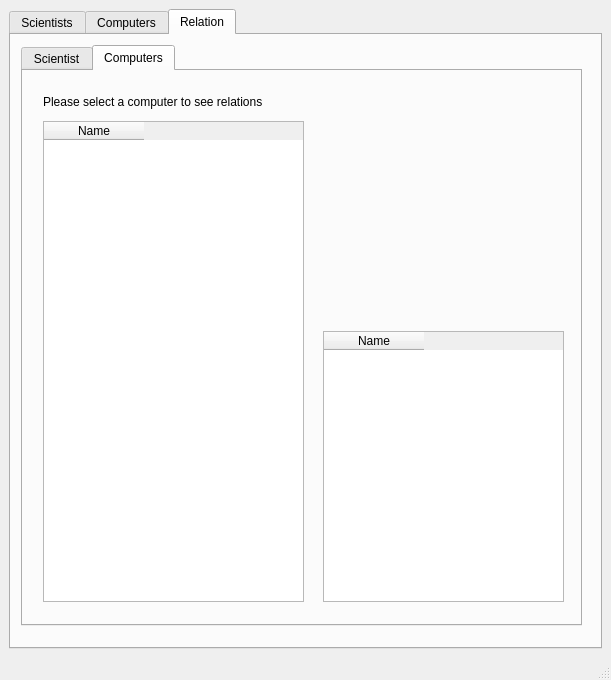
Qt form Verklegt/mainmenu.ui (disaerna/T-113-VLN1) before a commit.
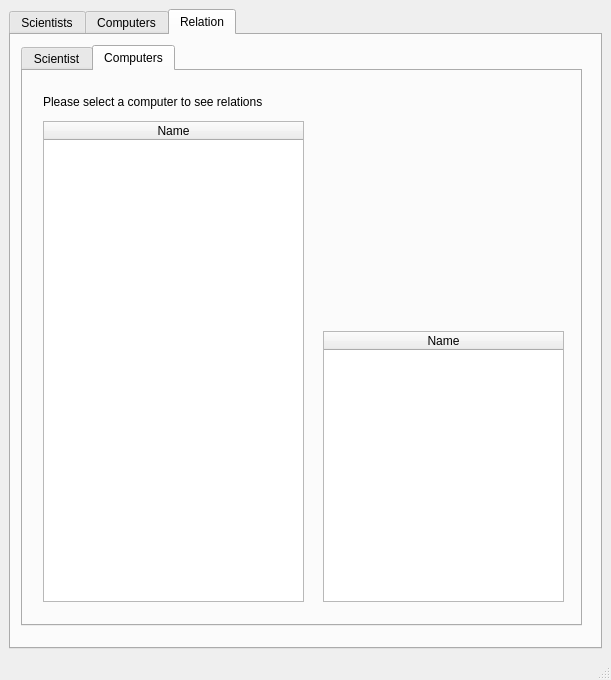
The same form after that commit. The open tabs and pages were chosen to show the change.

What changed in the file:
```diff
--- a/Verklegt/mainmenu.ui
+++ b/Verklegt/mainmenu.ui
@@ -445,6 +445,12 @@
             <height>481</height>
            </rect>
           </property>
+          <property name="toolTipDuration">
+           <number>0</number>
+          </property>
+          <attribute name="horizontalHeaderStretchLastSection">
+           <bool>true</bool>
+          </attribute>
           <column>
            <property name="text">
             <string>Name</string>
@@ -473,6 +479,12 @@
             <height>271</height>
            </rect>
           </property>
+          <property name="toolTipDuration">
+           <number>0</number>
+          </property>
+          <attribute name="horizontalHeaderStretchLastSection">
+           <bool>true</bool>
+          </attribute>
           <column>
            <property name="text">
             <string>Name</string>
```
Left out of the diff: 58 changed lines with no effect on the pictures.
